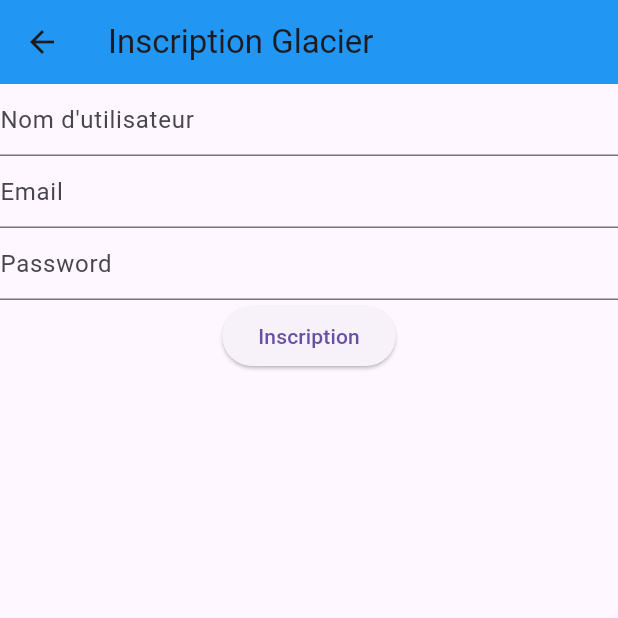
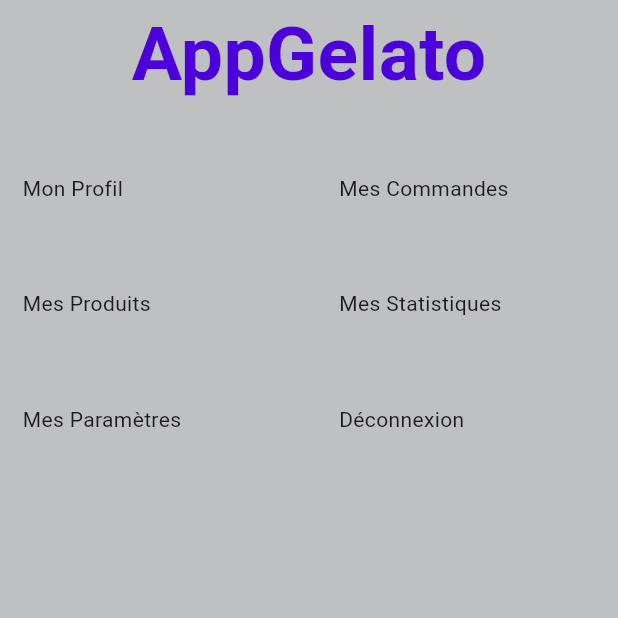
Before and after one commit to fofo-byte/appGelato, a Flutter app: the LoginGlacier screen opened directly, after a tap on "Connexion", on a phone screen of 412 x 824 dp, the top half of it. Run offline on Flutter 3.47's test engine with Material 3 defaults, Android fonts, the phone set to English and light mode, and no system bars; our stand-ins replace bloc, cloud_firestore, firebase_auth, firebase_core, flutter_bloc, flutter_map and 3 more; missing offline and left inert: flutter_map_location_marker; accounts and stored records are empty.

Commit message:
update glacier

```diff
--- /dev/null
+++ b/auth_google_sign/lib/ui/home_page_glacier.dart
@@ -0,0 +1,98 @@
+import 'package:flutter/material.dart';
+
+class HomePageGlacier extends StatefulWidget {
+  const HomePageGlacier({super.key});
+
+  @override
+  State<HomePageGlacier> createState() => _HomePageGlacierState();
+}
+
+class _HomePageGlacierState extends State<HomePageGlacier> {
+  List<String> listeNavigation = [
+    "Mon Profil",
+    "Mes Commandes",
+    "Mes Produits",
+    "Mes Statistiques",
+    "Mes Paramètres",
+    "Déconnexion"
+  ];
+
+  List<Widget> itemNavigation() {
+    List<Widget> items = [];
+    listeNavigation.forEach((element) {
+      final widget = elementToShow(element);
+      items.add(widget);
+    });
+    return items;
+  }
+
+  Widget elementToShow(String element) {
+    return Padding(
+      padding: const EdgeInsets.all(15),
+      child: Row(
+        mainAxisAlignment: MainAxisAlignment.spaceBetween,
+        mainAxisSize: MainAxisSize.max,
+        children: [
+          Text(element),
+        ],
+      ),
+    );
+  }
+
+  Widget buildGrid() {
+    return GridView.builder(
+      shrinkWrap: true,
+      physics: const NeverScrollableScrollPhysics(),
+      gridDelegate: const SliverGridDelegateWithFixedCrossAxisCount(
+        crossAxisCount: 2,
+        childAspectRatio: 3,
+        crossAxisSpacing: 10,
+        mainAxisSpacing: 10,
+      ),
+      itemCount: listeNavigation.length,
+      itemBuilder: (BuildContext context, int index) {
+        return elementToShow(listeNavigation[index]);
+      },
+    );
+  }
+
+  @override
+  void initState() {
+    // TODO: implement initState
+    super.initState();
+  }
+
+  @override
+  void dispose() {
+    // TODO: implement dispose
+    super.dispose();
+  }
+
+  @override
+  Widget build(BuildContext context) {
+    return Scaffold(
+      backgroundColor: Color.fromARGB(255, 190, 192, 194),
+      body: SafeArea(
+        child: SingleChildScrollView(
+          child: Center(
+            child: Column(
+              mainAxisAlignment: MainAxisAlignment.spaceEvenly,
+              mainAxisSize: MainAxisSize.max,
+              children: [
+                const Text("AppGelato",
+                    style: TextStyle(
+                        fontSize: 50,
+                        fontWeight: FontWeight.bold,
+                        color: Color.fromRGBO(77, 1, 218, 1))),
+                const SizedBox(
+                  height: 20,
+                ),
+                buildGrid(),
+              ],
+            ),
+          ),
+        ),
+      ),
+    );
+  }
+}
--- a/auth_google_sign/lib/ui/login_glacier.dart
+++ b/auth_google_sign/lib/ui/login_glacier.dart
@@ -1,3 +1,4 @@
+import 'package:auth_google_sign/ui/home_page_glacier.dart';
 import 'package:auth_google_sign/ui/inscription_glacier.dart';
 import 'package:flutter/material.dart';
 
@@ -36,7 +37,7 @@ class _LoginGlacierState extends State<LoginGlacier> {
                 Navigator.push(
                     context,
                     MaterialPageRoute(
-                        builder: (context) => const InscriptionGlacier()));
+                        builder: (context) => const HomePageGlacier()));
               },
               child: const Text('Connexion'),
             ),
```
Also changed, not shown: auth_google_sign/lib/modele/glacier.dart (added, +56 -0 lines), auth_google_sign/lib/ui/home_page.dart (+12 -0 lines), auth_google_sign/lib/ui/map_view.dart (+18 -0 lines), 1 other file.
